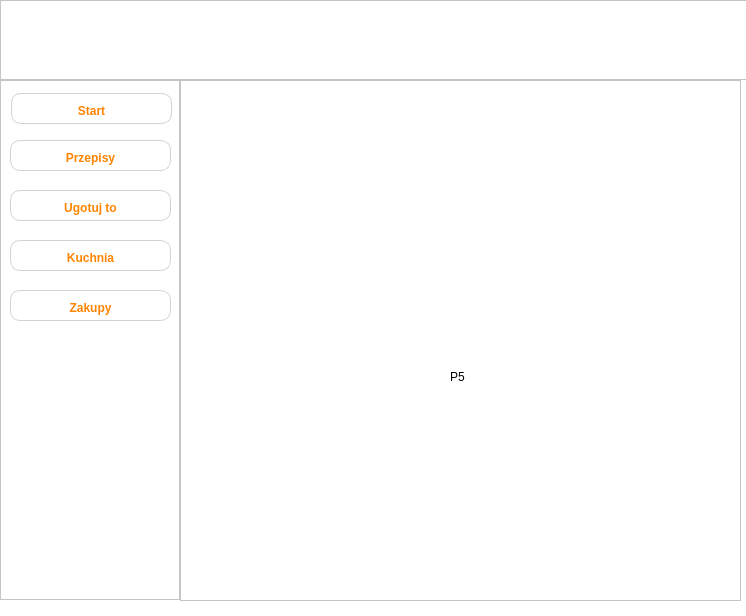
This is FeedMe/mainwindow.ui in xzqvac/FeedMe as Qt 5 draws it before an edit. The edited form follows.
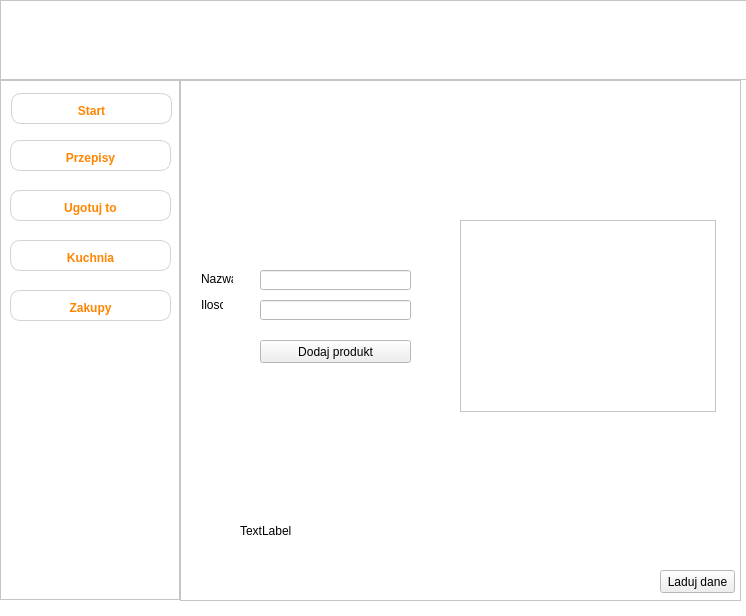
This is the edited form. The open tabs and pages were chosen to show the change. Icons and pictures are not drawn.

```diff
--- a/FeedMe/mainwindow.ui
+++ b/FeedMe/mainwindow.ui
@@ -99,10 +99,10 @@
     <widget class="QLabel" name="logo">
      <property name="geometry">
       <rect>
-       <x>210</x>
+       <x>200</x>
        <y>0</y>
        <width>311</width>
-       <height>71</height>
+       <height>81</height>
       </rect>
      </property>
      <property name="text">
@@ -484,14 +484,102 @@
       <widget class="QLabel" name="label_5">
        <property name="geometry">
         <rect>
-         <x>270</x>
-         <y>290</y>
-         <width>47</width>
-         <height>13</height>
+         <x>60</x>
+         <y>420</y>
+         <width>151</width>
+         <height>61</height>
         </rect>
        </property>
        <property name="text">
-        <string>P5</string>
+        <string>TextLabel</string>
+       </property>
+      </widget>
+      <widget class="QLineEdit" name="Name_linetxt">
+       <property name="geometry">
+        <rect>
+         <x>80</x>
+         <y>190</y>
+         <width>151</width>
+         <height>20</height>
+        </rect>
+       </property>
+       <property name="text">
+        <string/>
+       </property>
+      </widget>
+      <widget class="QLabel" name="NazwaProduktu">
+       <property name="geometry">
+        <rect>
+         <x>21</x>
+         <y>191</y>
+         <width>32</width>
+         <height>16</height>
+        </rect>
+       </property>
+       <property name="text">
+        <string>Nazwa</string>
+       </property>
+      </widget>
+      <widget class="QLabel" name="Ilosc">
+       <property name="geometry">
+        <rect>
+         <x>21</x>
+         <y>217</y>
+         <width>22</width>
+         <height>16</height>
+        </rect>
+       </property>
+       <property name="text">
+        <string>Ilosc</string>
+       </property>
+      </widget>
+      <widget class="QPushButton" name="addProduct">
+       <property name="geometry">
+        <rect>
+         <x>80</x>
+         <y>260</y>
+         <width>151</width>
+         <height>23</height>
+        </rect>
+       </property>
+       <property name="text">
+        <string>Dodaj produkt</string>
+       </property>
+      </widget>
+      <widget class="QLineEdit" name="Amount_linetxt">
+       <property name="geometry">
+        <rect>
+         <x>80</x>
+         <y>220</y>
+         <width>151</width>
+         <height>20</height>
+        </rect>
+       </property>
+       <property name="text">
+        <string/>
+       </property>
+      </widget>
+      <widget class="QTableView" name="tableView_2">
+       <property name="geometry">
+        <rect>
+         <x>280</x>
+         <y>140</y>
+         <width>256</width>
+         <height>192</height>
+        </rect>
+       </property>
+      </widget>
+      <widget class="QPushButton" name="loadData">
+       <property name="geometry">
+        <rect>
+         <x>480</x>
+         <y>490</y>
+         <width>75</width>
+         <height>23</height>
+        </rect>
+       </property>
+       <property name="text">
+        <string>Laduj dane</string>
        </property>
       </widget>
      </widget>
```
Left out of the diff: 4 changed lines with no effect on the pictures.
